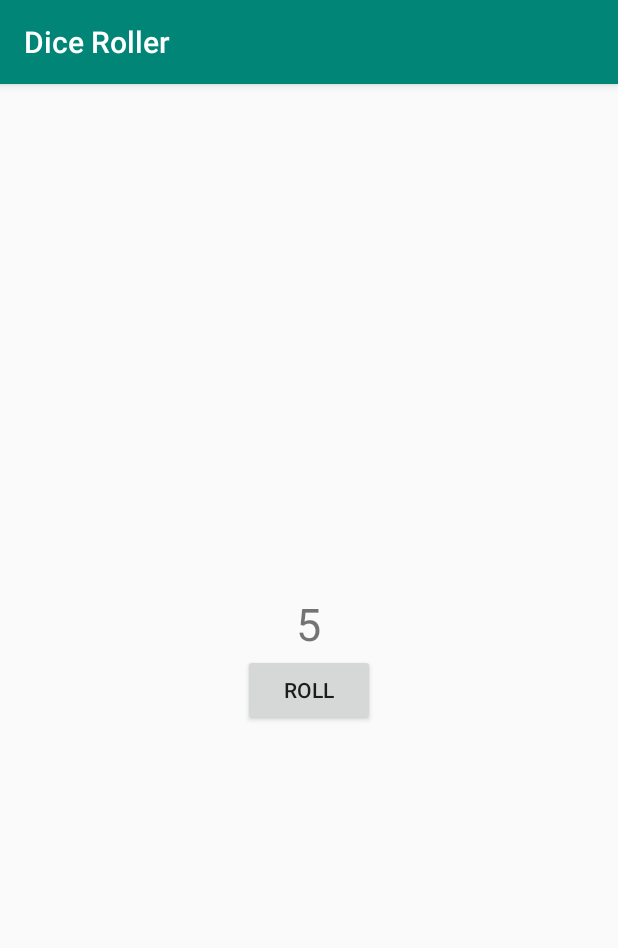
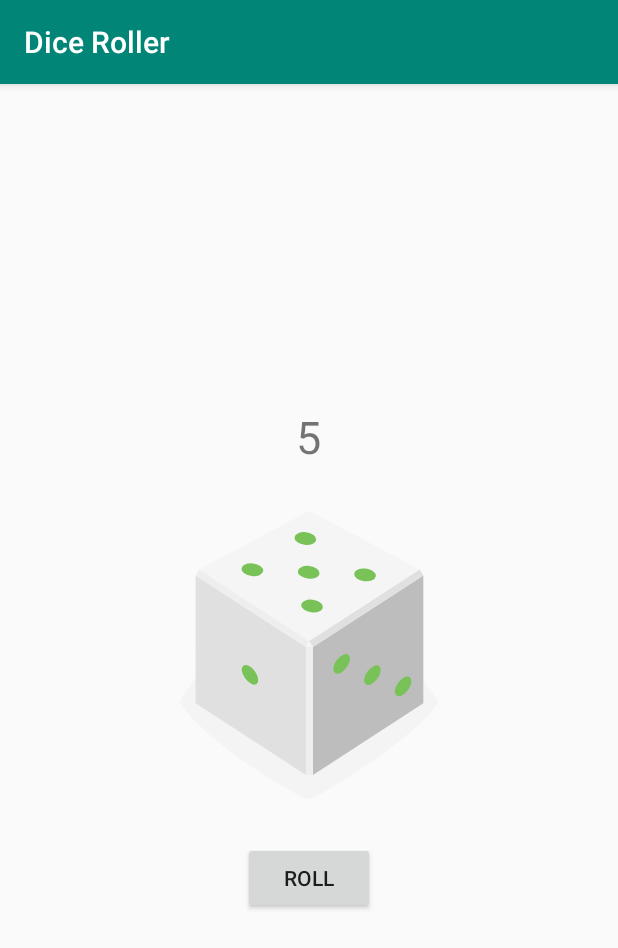
Before and after one commit to cdpjenkins/DiceRoller, an Android app: the screen it shows after launch (MainActivity), after a tap on "ROLL", on a phone screen of 412 x 824 dp. Shown: the top 948 px of the screen. Run offline under Robolectric (Android 15) with nearby library versions, the phone set to English and light mode, and no system bars.

Commit message:
Add dice images

```diff
--- a/app/src/main/java/com/cdpjenkins/android/diceroller/MainActivity.kt
+++ b/app/src/main/java/com/cdpjenkins/android/diceroller/MainActivity.kt
@@ -2,6 +2,7 @@ package com.cdpjenkins.android.diceroller
 
 import android.os.Bundle
 import android.widget.Button
+import android.widget.ImageView
 import android.widget.TextView
 import androidx.appcompat.app.AppCompatActivity
 import kotlin.random.Random
@@ -24,5 +25,19 @@ class MainActivity : AppCompatActivity() {
 
         val value = Random.nextInt(6) + 1
         resultText.text = "$value"
+
+
+        val drawableResource = when (value) {
+            1 -> R.drawable.dice_1
+            2 -> R.drawable.dice_2
+            3 -> R.drawable.dice_3
+            4 -> R.drawable.dice_4
+            5 -> R.drawable.dice_5
+            6 -> R.drawable.dice_6
+            else -> R.drawable.dice_6
+        }
+
+        val diceImage: ImageView = findViewById(R.id.dice_image)
+        diceImage.setImageResource(drawableResource)
     }
 }
--- /dev/null
+++ b/app/src/main/res/drawable/dice_1.xml
@@ -0,0 +1,66 @@
+<!--
+  ~ Copyright 2018, The Android Open Source Project
+  ~
+  ~ Licensed under the Apache License, Version 2.0 (the "License");
+  ~ you may not use this file except in compliance with the License.
+  ~ You may obtain a copy of the License at
+  ~
+  ~     http://www.apache.org/licenses/LICENSE-2.0
+  ~
+  ~ Unless required by applicable law or agreed to in writing, software
+  ~ distributed under the License is distributed on an "AS IS" BASIS,
+  ~ WITHOUT WARRANTIES OR CONDITIONS OF ANY KIND, either express or implied.
+  ~ See the License for the specific language governing permissions and
+  ~ limitations under the License.
+  -->
+
+<vector xmlns:android="http://schemas.android.com/apk/res/android"
+    android:width="200dp"
+    android:height="250dp"
+    android:viewportWidth="800"
+    android:viewportHeight="1000">
+    <path
+        android:fillAlpha="0.5"
+        android:fillColor="#eee"
+        android:pathData="M740.8,635.42c-68.27,90.47 -249.77,201.76 -316,240.63a50.7,50.7 0,0 1,-49.93 0.81c-64.19,-35 -234.09,-133.88 -315.65,-242a14.69,14.69 0,0 1,-0.12 -17.49c77.58,-106.29 159.67,-258.89 341.06,-258.89 182,0 242.19,139.08 340.27,258.88A14.62,14.62 0,0 1,740.8 635.42Z"
+        android:strokeAlpha="0.5" />
+    <path
+        android:fillColor="#bdbdbd"
+        android:pathData="M704.9,630l-294.29,191.06l0,-340.85l294.29,-191.06l0,340.85z" />
+    <path
+        android:fillColor="#e0e0e0"
+        android:pathData="M97.59,630l294.29,191.06l0,-340.85l-294.29,-191.06l0,340.85z" />
+    <path
+        android:fillColor="#f5f5f5"
+        android:pathData="M400.14,464.73l-293.19,-191.45l293.19,-156.31l295.39,156.31l-295.39,191.45z" />
+    <path
+        android:fillColor="#eee"
+        android:pathData="M106.95,273.28l-9.36,15.87l294.29,191.06l8.26,-15.48l-293.19,-191.45z" />
+    <path
+        android:fillColor="#e0e0e0"
+        android:pathData="M695.53,273.28l9.37,15.87l-294.29,191.06l-10.47,-15.48l295.39,-191.45z" />
+    <path
+        android:fillColor="#eee"
+        android:pathData="M391.88,480.21h18.73v340.85h-18.73z" />
+    <path
+        android:fillColor="#f5f5f5"
+        android:pathData="M400.14,464.73l-8.26,15.48l18.73,0l-10.47,-15.48z" />
+    <path
+        android:fillColor="#78c257"
+        android:pathData="M397.45,297.62a16.9,28.71 97.07,1 0,4.16 -33.54a16.9,28.71 97.07,1 0,-4.16 33.54z" />
+    <path
+        android:fillColor="#78c257"
+        android:pathData="M297.17,539.02a30.12,16.11 53.82,1 0,26.01 -19.02a30.12,16.11 53.82,1 0,-26.01 19.02z" />
+    <path
+        android:fillColor="#78c257"
+        android:pathData="M161.96,588.24a30.12,16.11 53.82,1 0,26.01 -19.02a30.12,16.11 53.82,1 0,-26.01 19.02z" />
+    <path
+        android:fillColor="#78c257"
+        android:pathData="M551.15,579.45a30.12,16.11 126.18,1 0,35.56 -48.62a30.12,16.11 126.18,1 0,-35.56 48.62z" />
+    <path
+        android:fillColor="#78c257"
+        android:pathData="M469.12,549.58a30.12,16.11 126.18,1 0,35.56 -48.62a30.12,16.11 126.18,1 0,-35.56 48.62z" />
+    <path
+        android:fillColor="#78c257"
+        android:pathData="M633.17,609.29a30.12,16.11 126.18,1 0,35.56 -48.62a30.12,16.11 126.18,1 0,-35.56 48.62z" />
+</vector>
--- /dev/null
+++ b/app/src/main/res/drawable/dice_2.xml
@@ -0,0 +1,66 @@
+<!--
+  ~ Copyright 2018, The Android Open Source Project
+  ~
+  ~ Licensed under the Apache License, Version 2.0 (the "License");
+  ~ you may not use this file except in compliance with the License.
+  ~ You may obtain a copy of the License at
+  ~
+  ~     http://www.apache.org/licenses/LICENSE-2.0
+  ~
+  ~ Unless required by applicable law or agreed to in writing, software
+  ~ distributed under the License is distributed on an "AS IS" BASIS,
+  ~ WITHOUT WARRANTIES OR CONDITIONS OF ANY KIND, either express or implied.
+  ~ See the License for the specific language governing permissions and
+  ~ limitations under the License.
+  -->
+
+<vector xmlns:android="http://schemas.android.com/apk/res/android"
+    android:width="200dp"
+    android:height="250dp"
+    android:viewportWidth="800"
+    android:viewportHeight="1000">
+    <path
+        android:fillAlpha="0.5"
+        android:fillColor="#eee"
+        android:pathData="M740.8,635.42c-68.27,90.47 -249.77,201.76 -316,240.63a50.7,50.7 0,0 1,-49.93 0.81c-64.19,-35 -234.09,-133.88 -315.65,-242a14.69,14.69 0,0 1,-0.12 -17.49c77.58,-106.29 159.67,-258.89 341.06,-258.89 182,0 242.19,139.08 340.27,258.88A14.62,14.62 0,0 1,740.8 635.42Z"
+        android:strokeAlpha="0.5" />
+    <path
+        android:fillColor="#bdbdbd"
+        android:pathData="M704.9,630l-294.29,191.06l0,-340.85l294.29,-191.06l0,340.85z" />
+    <path
+        android:fillColor="#e0e0e0"
+        android:pathData="M97.59,630l294.29,191.06l0,-340.85l-294.29,-191.06l0,340.85z" />
+    <path
+        android:fillColor="#f5f5f5"
+        android:pathData="M400.14,464.73l-293.19,-191.45l293.19,-156.31l295.39,156.31l-295.39,191.45z" />
+    <path
+        android:fillColor="#eee"
+        android:pathData="M106.95,273.28l-9.36,15.87l294.29,191.06l8.26,-15.48l-293.19,-191.45z" />
+    <path
+        android:fillColor="#e0e0e0"
+        android:pathData="M695.53,273.28l9.37,15.87l-294.29,191.06l-10.47,-15.48l295.39,-191.45z" />
+    <path
+        android:fillColor="#eee"
+        android:pathData="M391.88,480.21h18.73v340.85h-18.73z" />
+    <path
+        android:fillColor="#f5f5f5"
+        android:pathData="M400.14,464.73l-8.26,15.48l18.73,0l-10.47,-15.48z" />
+    <path
+        android:fillColor="#78c257"
+        android:pathData="M520.85,303.25a16.9,28.71 97.07,1 0,4.16 -33.54a16.9,28.71 97.07,1 0,-4.16 33.54z" />
+    <path
+        android:fillColor="#78c257"
+        android:pathData="M273.33,291.99a16.9,28.71 97.07,1 0,4.16 -33.54a16.9,28.71 97.07,1 0,-4.16 33.54z" />
+    <path
+        android:fillColor="#78c257"
+        android:pathData="M229.56,563.64a30.12,16.11 53.82,1 0,26.01 -19.02a30.12,16.11 53.82,1 0,-26.01 19.02z" />
+    <path
+        android:fillColor="#78c257"
+        android:pathData="M311.58,533.77a30.12,16.11 53.82,1 0,26.01 -19.02a30.12,16.11 53.82,1 0,-26.01 19.02z" />
+    <path
+        android:fillColor="#78c257"
+        android:pathData="M147.54,593.49a30.12,16.11 53.82,1 0,26.01 -19.02a30.12,16.11 53.82,1 0,-26.01 19.02z" />
+    <path
+        android:fillColor="#78c257"
+        android:pathData="M551.15,579.45a30.12,16.11 126.18,1 0,35.56 -48.62a30.12,16.11 126.18,1 0,-35.56 48.62z" />
+</vector>
--- /dev/null
+++ b/app/src/main/res/drawable/dice_3.xml
@@ -0,0 +1,66 @@
+<!--
+  ~ Copyright 2018, The Android Open Source Project
+  ~
+  ~ Licensed under the Apache License, Version 2.0 (the "License");
+  ~ you may not use this file except in compliance with the License.
+  ~ You may obtain a copy of the License at
+  ~
+  ~     http://www.apache.org/licenses/LICENSE-2.0
+  ~
+  ~ Unless required by applicable law or agreed to in writing, software
+  ~ distributed under the License is distributed on an "AS IS" BASIS,
+  ~ WITHOUT WARRANTIES OR CONDITIONS OF ANY KIND, either express or implied.
+  ~ See the License for the specific language governing permissions and
+  ~ limitations under the License.
+  -->
+
+<vector xmlns:android="http://schemas.android.com/apk/res/android"
+    android:width="200dp"
+    android:height="250dp"
+    android:viewportWidth="800"
+    android:viewportHeight="1000">
+    <path
+        android:fillAlpha="0.5"
+        android:fillColor="#eee"
+        android:pathData="M740.8,635.42c-68.27,90.47 -249.77,201.76 -316,240.63a50.7,50.7 0,0 1,-49.93 0.81c-64.19,-35 -234.09,-133.88 -315.65,-242a14.69,14.69 0,0 1,-0.12 -17.49c77.58,-106.29 159.67,-258.89 341.06,-258.89 182,0 242.19,139.08 340.27,258.88A14.62,14.62 0,0 1,740.8 635.42Z"
+        android:strokeAlpha="0.5" />
+    <path
+        android:fillColor="#bdbdbd"
+        android:pathData="M704.9,630l-294.29,191.06l0,-340.85l294.29,-191.06l0,340.85z" />
+    <path
+        android:fillColor="#e0e0e0"
+        android:pathData="M97.59,630l294.29,191.06l0,-340.85l-294.29,-191.06l0,340.85z" />
+    <path
+        android:fillColor="#f5f5f5"
+        android:pathData="M400.14,464.73l-293.19,-191.45l293.19,-156.31l295.39,156.31l-295.39,191.45z" />
+    <path
+        android:fillColor="#eee"
+        android:pathData="M106.95,273.28l-9.36,15.87l294.29,191.06l8.26,-15.48l-293.19,-191.45z" />
+    <path
+        android:fillColor="#e0e0e0"
+        android:pathData="M695.53,273.28l9.37,15.87l-294.29,191.06l-10.47,-15.48l295.39,-191.45z" />
+    <path
+        android:fillColor="#eee"
+        android:pathData="M391.88,480.21h18.73v340.85h-18.73z" />
+    <path
+        android:fillColor="#f5f5f5"
+        android:pathData="M400.14,464.73l-8.26,15.48l18.73,0l-10.47,-15.48z" />
+    <path
+        android:fillColor="#78c257"
+        android:pathData="M398.11,297.62a16.9,28.71 97.07,1 0,4.16 -33.54a16.9,28.71 97.07,1 0,-4.16 33.54z" />
+    <path
+        android:fillColor="#78c257"
+        android:pathData="M548.27,304.46a16.9,28.71 97.07,1 0,4.16 -33.54a16.9,28.71 97.07,1 0,-4.16 33.54z" />
+    <path
+        android:fillColor="#78c257"
+        android:pathData="M247.95,290.79a16.9,28.71 97.07,1 0,4.16 -33.54a16.9,28.71 97.07,1 0,-4.16 33.54z" />
+    <path
+        android:fillColor="#78c257"
+        android:pathData="M229.56,563.64a30.12,16.11 53.82,1 0,26.01 -19.02a30.12,16.11 53.82,1 0,-26.01 19.02z" />
+    <path
+        android:fillColor="#78c257"
+        android:pathData="M483.54,554.83a30.12,16.11 126.18,1 0,35.56 -48.62a30.12,16.11 126.18,1 0,-35.56 48.62z" />
+    <path
+        android:fillColor="#78c257"
+        android:pathData="M618.75,604.04a30.12,16.11 126.18,1 0,35.56 -48.62a30.12,16.11 126.18,1 0,-35.56 48.62z" />
+</vector>
--- /dev/null
+++ b/app/src/main/res/drawable/dice_4.xml
@@ -0,0 +1,69 @@
+<!--
+  ~ Copyright 2018, The Android Open Source Project
+  ~
+  ~ Licensed under the Apache License, Version 2.0 (the "License");
+  ~ you may not use this file except in compliance with the License.
+  ~ You may obtain a copy of the License at
+  ~
+  ~     http://www.apache.org/licenses/LICENSE-2.0
+  ~
+  ~ Unless required by applicable law or agreed to in writing, software
+  ~ distributed under the License is distributed on an "AS IS" BASIS,
+  ~ WITHOUT WARRANTIES OR CONDITIONS OF ANY KIND, either express or implied.
+  ~ See the License for the specific language governing permissions and
+  ~ limitations under the License.
+  -->
+
+<vector xmlns:android="http://schemas.android.com/apk/res/android"
+    android:width="200dp"
+    android:height="250dp"
+    android:viewportWidth="800"
+    android:viewportHeight="1000">
+    <path
+        android:fillAlpha="0.5"
+        android:fillColor="#eee"
+        android:pathData="M740.8,635.42c-68.27,90.47 -249.77,201.76 -316,240.63a50.7,50.7 0,0 1,-49.93 0.81c-64.19,-35 -234.09,-133.88 -315.65,-242a14.69,14.69 0,0 1,-0.12 -17.49c77.58,-106.29 159.67,-258.89 341.06,-258.89 182,0 242.19,139.08 340.27,258.88A14.62,14.62 0,0 1,740.8 635.42Z"
+        android:strokeAlpha="0.5" />
+    <path
+        android:fillColor="#bdbdbd"
+        android:pathData="M704.9,630l-294.29,191.06l0,-340.85l294.29,-191.06l0,340.85z" />
+    <path
+        android:fillColor="#e0e0e0"
+        android:pathData="M97.59,630l294.29,191.06l0,-340.85l-294.29,-191.06l0,340.85z" />
+    <path
+        android:fillColor="#f5f5f5"
+        android:pathData="M400.14,464.73l-293.19,-191.45l293.19,-156.31l295.39,156.31l-295.39,191.45z" />
+    <path
+        android:fillColor="#eee"
+        android:pathData="M106.95,273.28l-9.36,15.87l294.29,191.06l8.26,-15.48l-293.19,-191.45z" />
+    <path
+        android:fillColor="#e0e0e0"
+        android:pathData="M695.53,273.28l9.37,15.87l-294.29,191.06l-10.47,-15.48l295.39,-191.45z" />
+    <path
+        android:fillColor="#eee"
+        android:pathData="M391.88,480.21h18.73v340.85h-18.73z" />
+    <path
+        android:fillColor="#f5f5f5"
+        android:pathData="M400.14,464.73l-8.26,15.48l18.73,0l-10.47,-15.48z" />
+    <path
+        android:fillColor="#78c257"
+        android:pathData="M530.08,303.65a16.9,28.71 97.07,1 0,4.16 -33.54a16.9,28.71 97.07,1 0,-4.16 33.54z" />
+    <path
+        android:fillColor="#78c257"
+        android:pathData="M389.68,218.17a16.9,28.71 97.07,1 0,4.16 -33.54a16.9,28.71 97.07,1 0,-4.16 33.54z" />
+    <path
+        android:fillColor="#78c257"
+        android:pathData="M405.35,377.09a16.9,28.71 97.07,1 0,4.16 -33.54a16.9,28.71 97.07,1 0,-4.16 33.54z" />
+    <path
+        android:fillColor="#78c257"
+        android:pathData="M264.95,291.6a16.9,28.71 97.07,1 0,4.16 -33.54a16.9,28.71 97.07,1 0,-4.16 33.54z" />
+    <path
+        android:fillColor="#78c257"
+        android:pathData="M297.17,541.59a30.12,16.11 53.82,1 0,26.01 -19.02a30.12,16.11 53.82,1 0,-26.01 19.02z" />
+    <path
+        android:fillColor="#78c257"
+        android:pathData="M161.96,590.81a30.12,16.11 53.82,1 0,26.01 -19.02a30.12,16.11 53.82,1 0,-26.01 19.02z" />
+    <path
+        android:fillColor="#78c257"
+        android:pathData="M551.15,579.45a30.12,16.11 126.18,1 0,35.56 -48.62a30.12,16.11 126.18,1 0,-35.56 48.62z" />
+</vector>
--- /dev/null
+++ b/app/src/main/res/drawable/dice_5.xml
@@ -0,0 +1,75 @@
+<!--
+  ~ Copyright 2018, The Android Open Source Project
+  ~
+  ~ Licensed under the Apache License, Version 2.0 (the "License");
+  ~ you may not use this file except in compliance with the License.
+  ~ You may obtain a copy of the License at
+  ~
+  ~     http://www.apache.org/licenses/LICENSE-2.0
+  ~
+  ~ Unless required by applicable law or agreed to in writing, software
+  ~ distributed under the License is distributed on an "AS IS" BASIS,
+  ~ WITHOUT WARRANTIES OR CONDITIONS OF ANY KIND, either express or implied.
+  ~ See the License for the specific language governing permissions and
+  ~ limitations under the License.
+  -->
+
+<vector xmlns:android="http://schemas.android.com/apk/res/android"
+    android:width="200dp"
+    android:height="250dp"
+    android:viewportWidth="800"
+    android:viewportHeight="1000">
+    <path
+        android:fillAlpha="0.5"
+        android:fillColor="#eee"
+        android:pathData="M740.8,635.42c-68.27,90.47 -249.77,201.76 -316,240.63a50.7,50.7 0,0 1,-49.93 0.81c-64.19,-35 -234.09,-133.88 -315.65,-242a14.69,14.69 0,0 1,-0.12 -17.49c77.58,-106.29 159.67,-258.89 341.06,-258.89 182,0 242.19,139.08 340.27,258.88A14.62,14.62 0,0 1,740.8 635.42Z"
+        android:strokeAlpha="0.5" />
+    <path
+        android:fillColor="#bdbdbd"
+        android:pathData="M704.9,630l-294.29,191.06l0,-340.85l294.29,-191.06l0,340.85z" />
+    <path
+        android:fillColor="#e0e0e0"
+        android:pathData="M97.59,630l294.29,191.06l0,-340.85l-294.29,-191.06l0,340.85z" />
+    <path
+        android:fillColor="#f5f5f5"
+        android:pathData="M400.14,464.73l-293.19,-191.45l293.19,-156.31l295.39,156.31l-295.39,191.45z" />
+    <path
+        android:fillColor="#eee"
+        android:pathData="M106.95,273.28l-9.36,15.87l294.29,191.06l8.26,-15.48l-293.19,-191.45z" />
+    <path
+        android:fillColor="#e0e0e0"
+        android:pathData="M695.53,273.28l9.37,15.87l-294.29,191.06l-10.47,-15.48l295.39,-191.45z" />
+    <path
+        android:fillColor="#eee"
+        android:pathData="M391.88,480.21h18.73v340.85h-18.73z" />
+    <path
+        android:fillColor="#f5f5f5"
+        android:pathData="M400.14,464.73l-8.26,15.48l18.73,0l-10.47,-15.48z" />
+    <path
+        android:fillColor="#78c257"
+        android:pathData="M397.05,297.63a16.9,28.71 97.07,1 0,4.16 -33.54a16.9,28.71 97.07,1 0,-4.16 33.54z" />
+    <path
+        android:fillColor="#78c257"
+        android:pathData="M547.21,304.45a16.9,28.71 97.07,1 0,4.16 -33.54a16.9,28.71 97.07,1 0,-4.16 33.54z" />
+    <path
+        android:fillColor="#78c257"
+        android:pathData="M388.17,207.62a16.9,28.71 97.07,1 0,4.16 -33.54a16.9,28.71 97.07,1 0,-4.16 33.54z" />
+    <path
+        android:fillColor="#78c257"
+        android:pathData="M405.93,387.62a16.9,28.71 97.07,1 0,4.16 -33.54a16.9,28.71 97.07,1 0,-4.16 33.54z" />
+    <path
+        android:fillColor="#78c257"
+        android:pathData="M246.89,290.79a16.9,28.71 97.07,1 0,4.16 -33.54a16.9,28.71 97.07,1 0,-4.16 33.54z" />
+    <path
+        android:fillColor="#78c257"
+        android:pathData="M229.56,563.64a30.12,16.11 53.82,1 0,26.01 -19.02a30.12,16.11 53.82,1 0,-26.01 19.02z" />
+    <path
+        android:fillColor="#78c257"
+        android:pathData="M551.15,579.45a30.12,16.11 126.18,1 0,35.56 -48.62a30.12,16.11 126.18,1 0,-35.56 48.62z" />
+    <path
+        android:fillColor="#78c257"
+        android:pathData="M469.12,549.58a30.12,16.11 126.18,1 0,35.56 -48.62a30.12,16.11 126.18,1 0,-35.56 48.62z" />
+    <path
+        android:fillColor="#78c257"
+        android:pathData="M633.17,609.29a30.12,16.11 126.18,1 0,35.56 -48.62a30.12,16.11 126.18,1 0,-35.56 48.62z" />
+</vector>
--- /dev/null
+++ b/app/src/main/res/drawable/dice_6.xml
@@ -0,0 +1,81 @@
+<!--
+  ~ Copyright 2018, The Android Open Source Project
+  ~
+  ~ Licensed under the Apache License, Version 2.0 (the "License");
+  ~ you may not use this file except in compliance with the License.
+  ~ You may obtain a copy of the License at
+  ~
+  ~     http://www.apache.org/licenses/LICENSE-2.0
+  ~
+  ~ Unless required by applicable law or agreed to in writing, software
+  ~ distributed under the License is distributed on an "AS IS" BASIS,
+  ~ WITHOUT WARRANTIES OR CONDITIONS OF ANY KIND, either express or implied.
+  ~ See the License for the specific language governing permissions and
+  ~ limitations under the License.
+  -->
+
+<vector xmlns:android="http://schemas.android.com/apk/res/android"
+    android:width="200dp"
+    android:height="250dp"
+    android:viewportWidth="800"
+    android:viewportHeight="1000">
+    <path
+        android:fillAlpha="0.5"
+        android:fillColor="#eee"
+        android:pathData="M740.8,635.42c-68.27,90.47 -249.77,201.76 -316,240.63a50.7,50.7 0,0 1,-49.93 0.81c-64.19,-35 -234.09,-133.88 -315.65,-242a14.69,14.69 0,0 1,-0.12 -17.49c77.58,-106.29 159.67,-258.89 341.06,-258.89 182,0 242.19,139.08 340.27,258.88A14.62,14.62 0,0 1,740.8 635.42Z"
+        android:strokeAlpha="0.5" />
+    <path
+        android:fillColor="#bdbdbd"
+        android:pathData="M704.9,630l-294.29,191.06l0,-340.85l294.29,-191.06l0,340.85z" />
+    <path
+        android:fillColor="#e0e0e0"
+        android:pathData="M97.59,630l294.29,191.06l0,-340.85l-294.29,-191.06l0,340.85z" />
+    <path
+        android:fillColor="#f5f5f5"
+        android:pathData="M400.14,464.73l-293.19,-191.45l293.19,-156.31l295.39,156.31l-295.39,191.45z" />
+    <path
+        android:fillColor="#eee"
+        android:pathData="M106.95,273.28l-9.36,15.87l294.29,191.06l8.26,-15.48l-293.19,-191.45z" />
+    <path
+        android:fillColor="#e0e0e0"
+        android:pathData="M695.53,273.28l9.37,15.87l-294.29,191.06l-10.47,-15.48l295.39,-191.45z" />
+    <path
+        android:fillColor="#eee"
+        android:pathData="M391.88,480.21h18.73v340.85h-18.73z" />
+    <path
+        android:fillColor="#f5f5f5"
+        android:pathData="M400.14,464.73l-8.26,15.48l18.73,0l-10.47,-15.48z" />
+    <path
+        android:fillColor="#78c257"
+        android:pathData="M326.53,254.89a16.9,28.71 97.07,1 0,4.16 -33.54a16.9,28.71 97.07,1 0,-4.16 33.54z" />
+    <path
+        android:fillColor="#78c257"
+        android:pathData="M537.57,298.78a16.9,28.71 97.07,1 0,4.16 -33.54a16.9,28.71 97.07,1 0,-4.16 33.54z" />
+    <path
+        android:fillColor="#78c257"
+        android:pathData="M397.17,213.3a16.9,28.71 97.07,1 0,4.16 -33.54a16.9,28.71 97.07,1 0,-4.16 33.54z" />
+    <path
+        android:fillColor="#78c257"
+        android:pathData="M396.31,381.95a16.9,28.71 97.07,1 0,4.16 -33.54a16.9,28.71 97.07,1 0,-4.16 33.54z" />
+    <path
+        android:fillColor="#78c257"
+        android:pathData="M255.91,296.47a16.9,28.71 97.07,1 0,4.16 -33.54a16.9,28.71 97.07,1 0,-4.16 33.54z" />
+    <path
+        android:fillColor="#78c257"
+        android:pathData="M466.93,340.37a16.9,28.71 97.07,1 0,4.16 -33.54a16.9,28.71 97.07,1 0,-4.16 33.54z" />
+    <path
+        android:fillColor="#78c257"
+        android:pathData="M230,563.64a30.12,16.11 53.82,1 0,26.01 -19.02a30.12,16.11 53.82,1 0,-26.01 19.02z" />
+    <path
+        android:fillColor="#78c257"
+        android:pathData="M312.02,533.78a30.12,16.11 53.82,1 0,26.01 -19.02a30.12,16.11 53.82,1 0,-26.01 19.02z" />
+    <path
+        android:fillColor="#78c257"
+        android:pathData="M147.96,593.48a30.12,16.11 53.82,1 0,26.01 -19.02a30.12,16.11 53.82,1 0,-26.01 19.02z" />
+    <path
+        android:fillColor="#78c257"
+        android:pathData="M483.54,554.83a30.12,16.11 126.18,1 0,35.56 -48.62a30.12,16.11 126.18,1 0,-35.56 48.62z" />
+    <path
+        android:fillColor="#78c257"
+        android:pathData="M618.75,604.04a30.12,16.11 126.18,1 0,35.56 -48.62a30.12,16.11 126.18,1 0,-35.56 48.62z" />
+</vector>
--- /dev/null
+++ b/app/src/main/res/drawable/empty_dice.xml
@@ -0,0 +1,27 @@
+<!--
+  ~ Copyright 2018, The Android Open Source Project
+  ~
+  ~ Licensed under the Apache License, Version 2.0 (the "License");
+  ~ you may not use this file except in compliance with the License.
+  ~ You may obtain a copy of the License at
+  ~
+  ~     http://www.apache.org/licenses/LICENSE-2.0
+  ~
+  ~ Unless required by applicable law or agreed to in writing, software
+  ~ distributed under the License is distributed on an "AS IS" BASIS,
+  ~ WITHOUT WARRANTIES OR CONDITIONS OF ANY KIND, either express or implied.
+  ~ See the License for the specific language governing permissions and
+  ~ limitations under the License.
+  -->
+
+<vector xmlns:android="http://schemas.android.com/apk/res/android"
+    android:width="200dp"
+    android:height="250dp"
+    android:viewportWidth="800"
+    android:viewportHeight="1000">
+
+    <path
+        android:fillColor="#00000000"
+        android:pathData="M0,0l0,0z" />
+
+</vector>
--- a/app/src/main/res/layout/activity_main.xml
+++ b/app/src/main/res/layout/activity_main.xml
@@ -12,9 +12,17 @@
             android:id="@+id/result_text"
             android:layout_width="wrap_content"
             android:layout_height="wrap_content"
-            android:text="1"
+            android:text=""
             android:textSize="30sp"
             android:layout_gravity="center_horizontal"
+    />
+
+    <ImageView
+            android:id="@+id/dice_image"
+            android:layout_width="wrap_content"
+            android:layout_height="wrap_content"
+            android:layout_gravity="center_horizontal"
+            android:src="@drawable/empty_dice"
     />
 
     <Button
```
